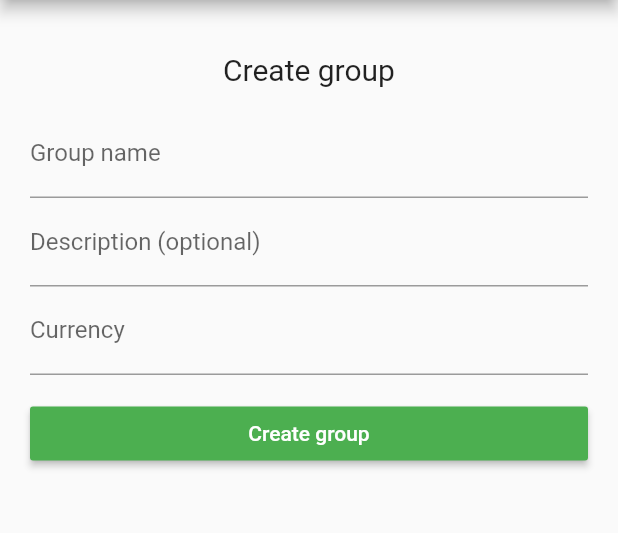
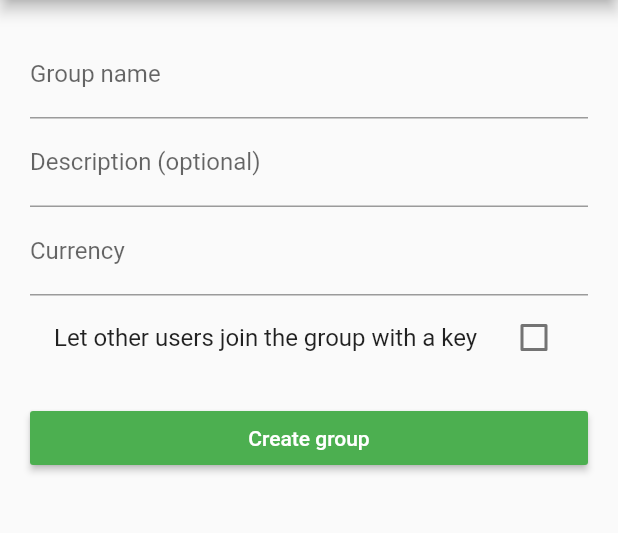
Before and after one commit to partidodev/partido-client, a Flutter app: the CreateGroupPage screen opened by its route, on a phone screen of 412 x 824 dp, the part 84-617 px from its top. Run offline on Flutter 3.47's test engine with Material 2 defaults, Android fonts, the light colour scheme and no system bars; our stand-ins replace dio, logger, retrofit, shared_preferences; accounts and stored records are empty; generated files the repository leaves out were written again; network calls fail.

Commit message:
Implemented group join dialog

```diff
--- a/lib/api/api.dart
+++ b/lib/api/api.dart
@@ -1,6 +1,7 @@
 import 'package:dio/dio.dart';
 import 'package:partido_client/model/bill.dart';
 import 'package:partido_client/model/group.dart';
+import 'package:partido_client/model/group_join_body.dart';
 import 'package:partido_client/model/new_user.dart';
 import 'package:partido_client/model/report.dart';
 import 'package:partido_client/model/user.dart';
@@ -40,6 +41,9 @@ abstract class Api {
   @GET("/groups/{groupId}")
   Future<Group> getGroup(@Path("groupId") int groupId);
 
+  @POST("/groups/{groupId}/join")
+  Future<HttpResponse<String>> joinGroup(@Path("groupId") int groupId, @Body() GroupJoinBody groupJoinBody);
+
   @GET("/groups/{groupId}/bills")
   Future<List<Bill>> getBillsForGroup(@Path("groupId") int groupId);
 
--- a/lib/app_state.dart
+++ b/lib/app_state.dart
@@ -51,6 +51,7 @@ class AppState extends ChangeNotifier {
   void refreshAppState() async {
     _bills = await api.getBillsForGroup(_selectedGroupId);
     _report = await api.getReportForGroup(_selectedGroupId);
+    _myGroups = await api.getMyGroups();
     notifyListeners();
   }
 
--- a/lib/model/group.dart
+++ b/lib/model/group.dart
@@ -9,16 +9,21 @@ class Group {
   String name;
   String status;
   String currency;
+  bool joinModeActive;
+  String joinKey;
   int founder;
   List<User> users = null;
 
-  Group(
-      {this.id,
-      this.name,
-      this.status,
-      this.currency,
-      this.founder,
-      this.users});
+  Group({
+    this.id,
+    this.name,
+    this.status,
+    this.currency,
+    this.joinModeActive,
+    this.joinKey,
+    this.founder,
+    this.users
+  });
 
   factory Group.fromJson(Map<String, dynamic> json) => _$GroupFromJson(json);
   Map<String, dynamic> toJson() => _$GroupToJson(this);
--- /dev/null
+++ b/lib/model/group_join_body.dart
@@ -0,0 +1,14 @@
+import 'package:json_annotation/json_annotation.dart';
+
+part 'group_join_body.g.dart';
+
+@JsonSerializable()
+class GroupJoinBody {
+  int userId;
+  String joinKey;
+
+  GroupJoinBody({this.userId, this.joinKey});
+
+  factory GroupJoinBody.fromJson(Map<String, dynamic> json) => _$GroupJoinBodyFromJson(json);
+  Map<String, dynamic> toJson() => _$GroupJoinBodyToJson(this);
+}
--- a/lib/model/split.dart
+++ b/lib/model/split.dart
@@ -9,9 +9,8 @@ class Split {
   int debtor;
   double paid;
   double partsOfBill;
-  bool main;
 
-  Split({this.id, this.debtor, this.paid, this.partsOfBill, this.main});
+  Split({this.id, this.debtor, this.paid, this.partsOfBill});
 
   factory Split.fromJson(Map<String, dynamic> json) => _$SplitFromJson(json);
   Map<String, dynamic> toJson() => _$SplitToJson(this);
--- a/lib/model/user.dart
+++ b/lib/model/user.dart
@@ -7,9 +7,8 @@ class User {
   int id;
   String username;
   String email;
-  String birthday;
 
-  User({this.id, this.username, this.email, this.birthday});
+  User({this.id, this.username, this.email});
 
   factory User.fromJson(Map<String, dynamic> json) => _$UserFromJson(json);
   Map<String, dynamic> toJson() => _$UserToJson(this);
--- a/lib/pages/create_bill_page.dart
+++ b/lib/pages/create_bill_page.dart
@@ -67,10 +67,8 @@ class _CreateBillPageState extends State<CreateBillPage> {
         .users) {
       Split split = new Split();
       if (user.id == _fromUserId) {
-        split.main = true;
         split.paid = normalizedAmount;
       } else {
-        split.main = false;
         split.paid = 0.0;
       }
       split.debtor = user.id;
@@ -110,8 +108,7 @@ class _CreateBillPageState extends State<CreateBillPage> {
                 mainAxisAlignment: MainAxisAlignment.start,
                 crossAxisAlignment: CrossAxisAlignment.start,
                 children: <Widget>[
-                  Text(
-                      "NOTICE: Currently all users in the group will have to pay the same amount. There will be the possibility to customize this behavior in a future release."),
+                  Text("NOTICE: Currently all users in the group will have to pay the same amount. There will be the possibility to customize this behavior in a future release."),
                   SizedBox(height: 15.0),
                   DropdownButtonFormField<int>(
                     isDense: true,
--- a/lib/pages/create_group_page.dart
+++ b/lib/pages/create_group_page.dart
@@ -1,3 +1,5 @@
+import 'dart:math';
+
 import 'package:flutter/material.dart';
 import 'package:logger/logger.dart';
 import 'package:partido_client/model/group.dart';
@@ -24,19 +26,36 @@ class _CreateGroupPageState extends State<CreateGroupPage> {
   String _name;
   String _description;
   String _currency;
+  bool _joinModeActive = false;
+  String _joinKey;
 
   void _createGroup() async {
-    Group group = new Group(name: _name, status: _description, currency: _currency);
+    Group group = new Group(name: _name, status: _description, currency: _currency, joinModeActive: _joinModeActive, joinKey: _joinKey);
     try {
       HttpResponse<Group> response = await api.createGroup(group);
       if (response.response.statusCode == 200) {
         Provider.of<AppState>(context, listen: false).changeSelectedGroup(response.data.id);
-        Navigator.pushReplacementNamed(context, "/home");
+        Navigator.pop(context);
       }
     } catch (e) {
       logger.e('Group creation failed', e);
     }
   }
+
+  void _onJoinModeActiveChanged(bool newValue) => setState(() {
+    _joinModeActive = newValue;
+    if (_joinModeActive) {
+      // Do not add @. This character is used as separator in the combined joinKey (key@groupId)
+      const chars = "ABCD?EFGH!JKLMNP_/QRSTUVWX+*YZabcdefghkmn'§pqrstuv%wxyz12345()6789";
+      Random rnd = new Random.secure();
+      String result = "";
+      for (var i = 0; i < 15; i++) {
+        result += chars[rnd.nextInt(chars.length)];
+      }
+      print(result);
+      _joinKey = result;
+    }
+  });
 
   @override
   Widget build(BuildContext context) {
@@ -47,17 +66,12 @@ class _CreateGroupPageState extends State<CreateGroupPage> {
       body: ListView(
         children: <Widget>[
           Container(
-            padding: EdgeInsets.fromLTRB(20, 35, 20, 20),
+            padding: EdgeInsets.all(20),
             child: Form(
               key: _formKey,
               child: Column(
                 mainAxisAlignment: MainAxisAlignment.center,
                 children: <Widget>[
-                  Text(
-                    'Create group',
-                    style: TextStyle(fontSize: 20),
-                  ),
-                  SizedBox(height: 15.0),
                   TextFormField(
                     onSaved: (value) => _name = value,
                     keyboardType: TextInputType.text,
@@ -98,6 +112,12 @@ class _CreateGroupPageState extends State<CreateGroupPage> {
                       return null;
                     },
                   ),
+                  CheckboxListTile(
+                    title: Text("Let other users join the group with a key"),
+                    value: _joinModeActive,
+                    onChanged: _onJoinModeActiveChanged,
+                    //controlAffinity: ListTileControlAffinity.leading,
+                  ),
                   SizedBox(height: 15.0),
                   MaterialButton(
                       minWidth: double.infinity,
```
Also changed, not shown: lib/pages/home_page.dart (+81 -1 lines), lib/api/api.g.dart, lib/model/group.g.dart, lib/model/group_join_body.g.dart (added), lib/model/new_user.g.dart, lib/model/split.g.dart, lib/model/user.g.dart.
